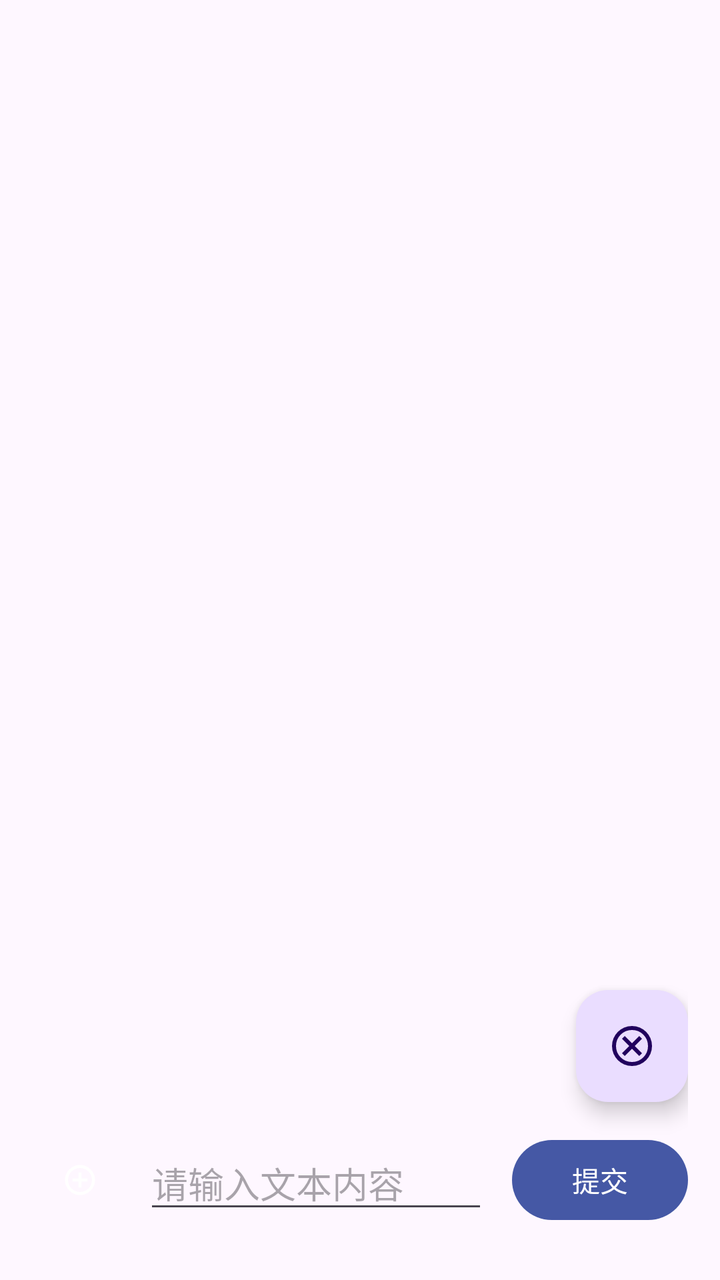
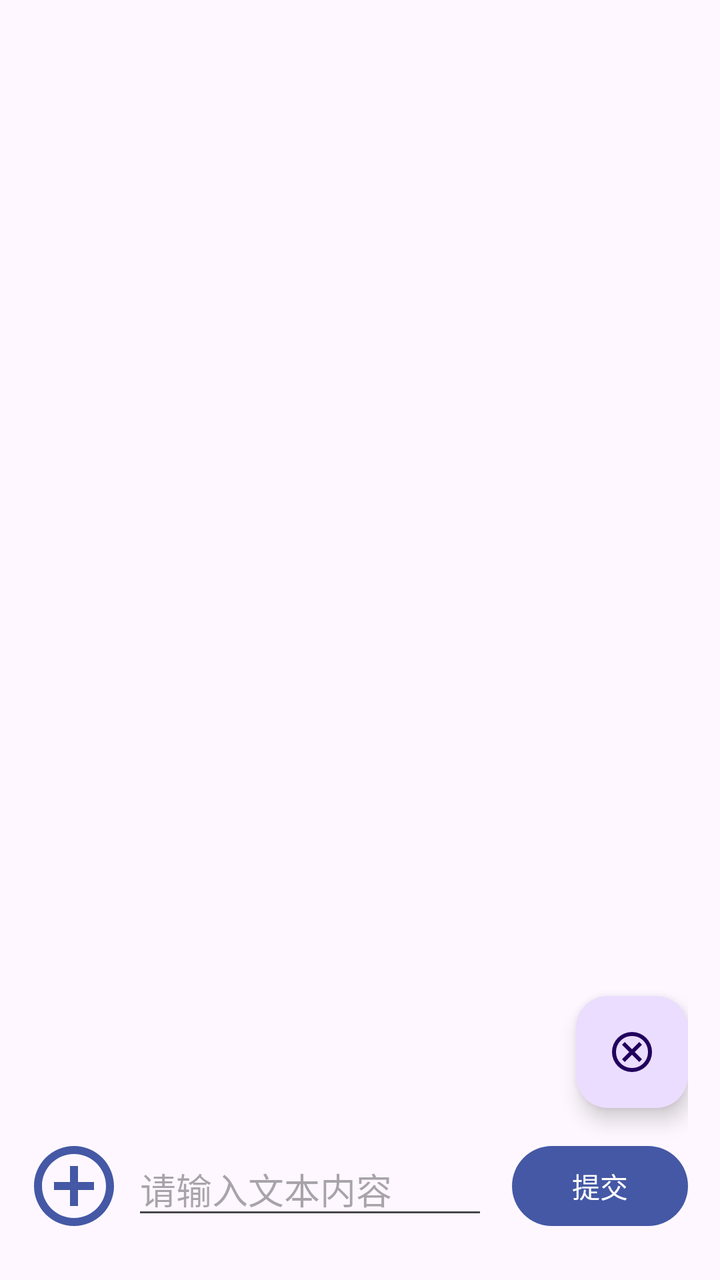

An Android layout rendered at two revisions. The XML below is the earlier revision; the diff shows what the commit changed to produce the second picture.
<!-- AndroidManifest.xml: application theme Theme.androidAndroid -->
<!-- res/layout/fragment_chat.xml -->
<?xml version="1.0" encoding="utf-8"?>
<androidx.constraintlayout.widget.ConstraintLayout
    xmlns:android="http://schemas.android.com/apk/res/android"
    xmlns:app="http://schemas.android.com/apk/res-auto"
    xmlns:tools="http://schemas.android.com/tools"
    android:id="@+id/editLayout"
    android:layout_width="match_parent"
    android:layout_height="match_parent"
    android:paddingStart="16dp"
    android:paddingTop="16dp"
    android:paddingEnd="16dp"
    android:paddingBottom="16dp"
    tools:context=".ui.chat.ChatFragment">

    <androidx.recyclerview.widget.RecyclerView
        android:id="@+id/recyclerViewEntries"
        android:layout_width="match_parent"
        android:layout_height="0dp"
        android:clipToPadding="false"
        android:overScrollMode="ifContentScrolls"
        android:paddingTop="8dp"
        android:paddingBottom="8dp"
        app:layout_constraintBottom_toTopOf="@id/button_pick_image"
        app:layout_constraintEnd_toEndOf="parent"
        app:layout_constraintStart_toStartOf="parent"
        app:layout_constraintTop_toTopOf="parent" />

    <com.google.android.material.button.MaterialButton
        android:id="@+id/button_pick_image"
        android:layout_width="48dp"
        android:layout_height="48dp"
        android:contentDescription="@string/upload_image"
        android:insetTop="0dp"
        android:insetBottom="0dp"
        android:minWidth="48dp"
        android:minHeight="48dp"
        android:layout_marginTop="12dp"
        android:layout_marginBottom="10dp"
        app:backgroundTint="@android:color/transparent"
        app:cornerRadius="24dp"
        app:icon="@drawable/ic_add_circle"
        app:iconGravity="textTop"
        app:iconPadding="0dp"
        app:iconTint="@null"
        app:layout_constraintBottom_toBottomOf="parent"
        app:layout_constraintStart_toStartOf="parent"
        app:layout_constraintTop_toBottomOf="@id/recyclerViewEntries" />

    <com.google.android.material.textfield.TextInputEditText
        android:id="@+id/editTextEntry"
        android:layout_width="0dp"
        android:layout_height="wrap_content"
        android:layout_marginStart="8dp"
        android:layout_marginEnd="12dp"
        android:hint="@string/input_hint"
        app:boxBackgroundMode="filled"
        app:boxCollapsedPaddingTop="8dp"
        app:boxCornerRadiusBottomEnd="24dp"
        app:boxCornerRadiusBottomStart="24dp"
        app:boxCornerRadiusTopEnd="24dp"
        app:boxCornerRadiusTopStart="24dp"
        app:layout_constraintBottom_toBottomOf="@id/button_pick_image"
        app:layout_constraintEnd_toStartOf="@id/button_submit_entry"
        app:layout_constraintStart_toEndOf="@id/button_pick_image"
        app:layout_constraintTop_toTopOf="@id/button_pick_image" />

    <com.google.android.material.button.MaterialButton
        android:id="@+id/button_submit_entry"
        android:layout_width="wrap_content"
        android:layout_height="wrap_content"
        android:text="@string/submit"
        app:layout_constraintBottom_toBottomOf="@id/button_pick_image"
        app:layout_constraintEnd_toEndOf="parent"
        app:layout_constraintTop_toTopOf="@id/button_pick_image" />
    <com.google.android.material.floatingactionbutton.FloatingActionButton
        android:id="@+id/button_cancel"
        android:layout_width="wrap_content"
        android:layout_height="wrap_content"
        app:layout_constraintEnd_toEndOf="@id/button_submit_entry"
        app:layout_constraintBottom_toTopOf="@id/button_submit_entry"
        android:layout_marginBottom="15dp"
        app:fabSize="mini"
        android:src="@drawable/outline_cancel_24"
        />

</androidx.constraintlayout.widget.ConstraintLayout>
<!-- resources referenced by this layout -->
<resources>
  <!-- drawable ic_add_circle (drawable) -->
  <vector xmlns:android="http://schemas.android.com/apk/res/android" android:height="48dp" android:tint="#FFFFFF" android:viewportHeight="24" android:viewportWidth="24" android:width="48dp">
        
      <path android:fillColor="@android:color/white" android:pathData="M13,7h-2v4L7,11v2h4v4h2v-4h4v-2h-4L13,7zM12,2C6.48,2 2,6.48 2,12s4.48,10 10,10 10,-4.48 10,-10S17.52,2 12,2zM12,20c-4.41,0 -8,-3.59 -8,-8s3.59,-8 8,-8 8,3.59 8,8 -3.59,8 -8,8z"/>
      
  </vector>
  <!-- drawable outline_cancel_24 (drawable) -->
  <vector xmlns:android="http://schemas.android.com/apk/res/android" android:height="24dp" android:tint="#FFFFFF" android:viewportHeight="960" android:viewportWidth="960" android:width="24dp">
        
      <path android:fillColor="@android:color/white" android:pathData="M336,680L480,536L624,680L680,624L536,480L680,336L624,280L480,424L336,280L280,336L424,480L280,624L336,680ZM480,880Q397,880 324,848.5Q251,817 197,763Q143,709 111.5,636Q80,563 80,480Q80,397 111.5,324Q143,251 197,197Q251,143 324,111.5Q397,80 480,80Q563,80 636,111.5Q709,143 763,197Q817,251 848.5,324Q880,397 880,480Q880,563 848.5,636Q817,709 763,763Q709,817 636,848.5Q563,880 480,880ZM480,800Q614,800 707,707Q800,614 800,480Q800,346 707,253Q614,160 480,160Q346,160 253,253Q160,346 160,480Q160,614 253,707Q346,800 480,800ZM480,480Q480,480 480,480Q480,480 480,480Q480,480 480,480Q480,480 480,480Q480,480 480,480Q480,480 480,480Q480,480 480,480Q480,480 480,480Z"/>
      
  </vector>
  <string name="input_hint">请输入文本内容</string>
  <string name="submit">提交</string>
  <string name="upload_image">上传图片至 LLM</string>
  <style name="Theme.androidAndroid" parent="Base.Theme.androidAndroid" />
  <style name="Base.Theme.androidAndroid" parent="Theme.Material3.Light.NoActionBar">
          <item name="colorPrimary">@color/brand_primary</item>
          <item name="colorOnPrimary">@color/brand_on_primary</item>
          <item name="colorSecondary">@color/brand_secondary</item>
          <item name="colorOnSecondary">@color/brand_on_secondary</item>
          <item name="colorTertiary">@color/brand_tertiary</item>
          <item name="colorSurface">@color/brand_surface</item>
          <item name="colorOnSurface">@color/brand_on_surface</item>
      </style>
  <color name="brand_primary">#4558A5</color>
  <color name="brand_on_primary">#FFFFFFFF</color>
  <color name="brand_secondary">#00897B</color>
  <color name="brand_on_secondary">#FFFFFFFF</color>
  <color name="brand_tertiary">#C05A3C</color>
  <color name="brand_surface">#FFFDFC</color>
  <color name="brand_on_surface">#202124</color>
</resources>

<!-- the commit's change to res/layout/fragment_chat.xml (unified diff, before → after) -->
@@ -25,23 +25,16 @@
         app:layout_constraintStart_toStartOf="parent"
         app:layout_constraintTop_toTopOf="parent" />
 
-    <com.google.android.material.button.MaterialButton
+    <androidx.appcompat.widget.AppCompatImageButton
         android:id="@+id/button_pick_image"
-        android:layout_width="48dp"
-        android:layout_height="48dp"
+        android:layout_width="42dp"
+        android:layout_height="42dp"
         android:contentDescription="@string/upload_image"
-        android:insetTop="0dp"
-        android:insetBottom="0dp"
-        android:minWidth="48dp"
-        android:minHeight="48dp"
         android:layout_marginTop="12dp"
         android:layout_marginBottom="10dp"
         app:backgroundTint="@android:color/transparent"
-        app:cornerRadius="24dp"
-        app:icon="@drawable/ic_add_circle"
-        app:iconGravity="textTop"
-        app:iconPadding="0dp"
-        app:iconTint="@null"
+        android:src="@drawable/ic_add_circle"
+        android:tint="@color/brand_primary"
         app:layout_constraintBottom_toBottomOf="parent"
         app:layout_constraintStart_toStartOf="parent"
         app:layout_constraintTop_toBottomOf="@id/recyclerViewEntries" />
